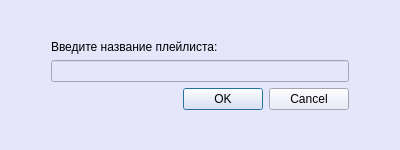
First picture: the form in add_playlist.ui, repository ArturBobotcko/Practice_Project, before the edit.
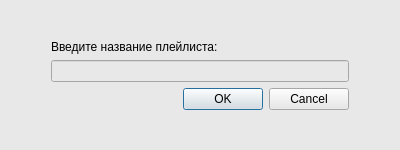
Second picture: the form after the edit.

Commit message: Изменил цвет формы

```diff
--- a/add_playlist.ui
+++ b/add_playlist.ui
@@ -35,7 +35,7 @@
    <string>Добавить плейлист</string>
   </property>
   <property name="styleSheet">
-   <string notr="true">background-color: rgb(230, 230, 250); </string>
+   <string notr="true">background-color: #e8e8e8; </string>
   </property>
   <layout class="QVBoxLayout" name="verticalLayout">
    <item>
```
The commit also changes 1 other file.
